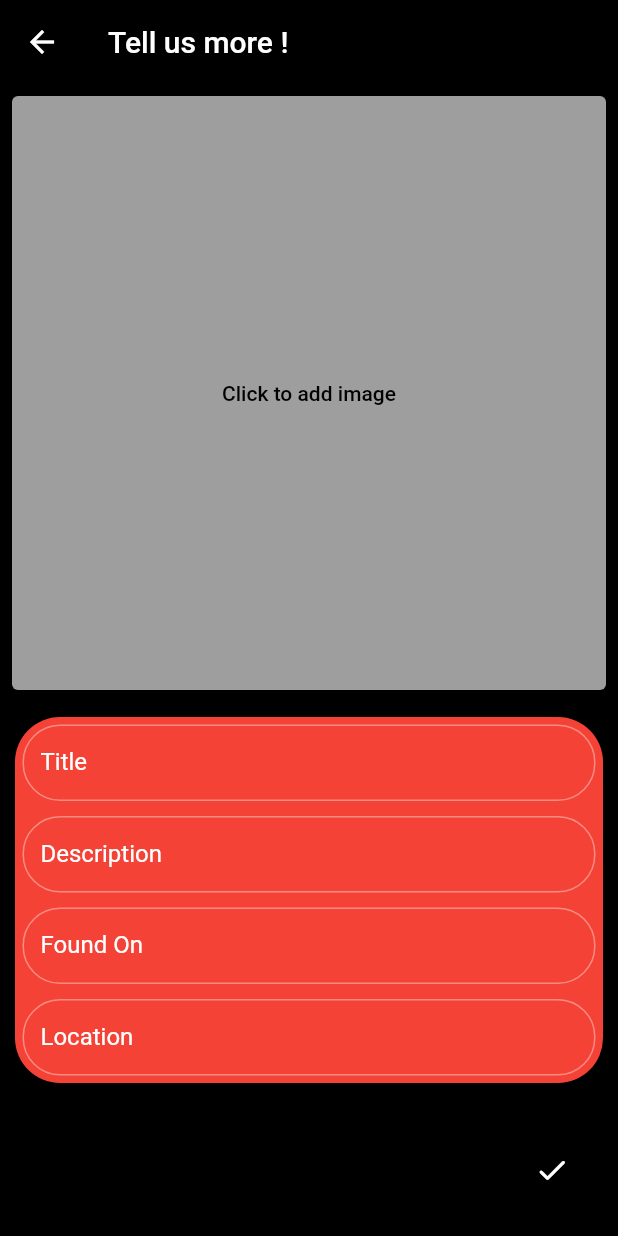
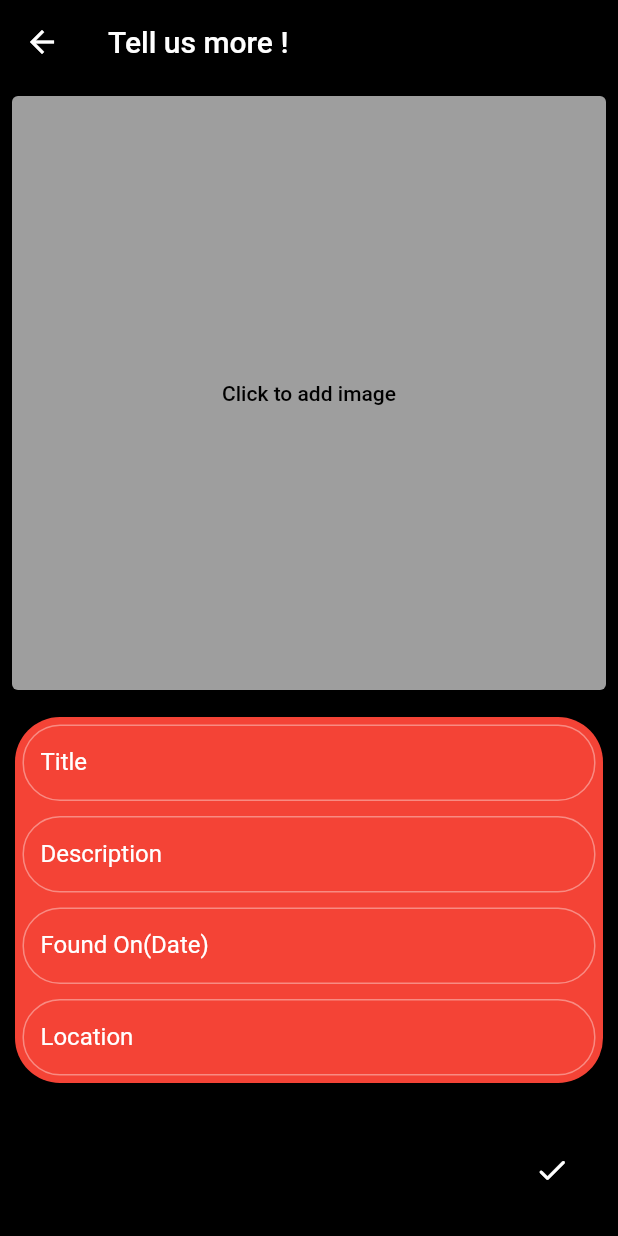
Before and after one commit to Tusharcoder18/lost_found_app, a Flutter app: the UploadForm screen opened directly, on a phone screen of 412 x 824 dp. Run offline on Flutter 3.47's test engine with Material 2 defaults, Android fonts, the phone set to English and light mode, and no system bars; drawn by our look-alikes of flutter_form_builder; our stand-ins replace carousel_slider, cloud_firestore, firebase_auth, firebase_core, firebase_storage, font_awesome_flutter and 2 more; accounts and stored records are empty; Roboto replaces fonts that are missing (OpenSans).

```diff
--- a/lib/screens/upload_form.dart
+++ b/lib/screens/upload_form.dart
@@ -6,6 +6,7 @@ import 'package:flutter_form_builder/flutter_form_builder.dart';
 import 'package:image_picker/image_picker.dart';
 import 'package:lost_found_app/screens/post.dart';
 import 'package:lost_found_app/services/upload_service.dart';
+import 'package:lost_found_app/widgets/form_decorator.dart';
 import 'package:provider/provider.dart';
 
 class UploadForm extends StatefulWidget {
@@ -15,6 +16,7 @@ class UploadForm extends StatefulWidget {
 
 class _UploadFormState extends State<UploadForm> {
   List<PickedFile> images = [];
+  DateTime _dateTime;
   int imageCount = 0, index = 0;
   final _formKey = GlobalKey<FormBuilderState>();
   final ImagePicker _picker = ImagePicker();
@@ -22,6 +24,19 @@ class _UploadFormState extends State<UploadForm> {
 
   @override
   Widget build(BuildContext context) {
+    final List<String> _labels = [
+      "Title",
+      "Description",
+      "Found On(Date)",
+      "Location",
+    ];
+    final List<Function> _onChanged = [
+      (String value) => context.read<UploadService>().setName(value),
+      (String value) => context.read<UploadService>().setDescription(value),
+      (DateTime value) => context.read<UploadService>().setDate(value),
+      (String value) => context.read<UploadService>().setEmail(value),
+    ];
+
     return Scaffold(
       backgroundColor: Colors.black,
       floatingActionButton: FloatingActionButton(
@@ -155,100 +170,31 @@ class _UploadFormState extends State<UploadForm> {
                     child: Wrap(
                       spacing: 10,
                       runSpacing: 10,
-                      children: [
-                        FormBuilderTextField(
+                      children: List.generate(_labels.length, (index) {
+                        if (index == 2) {
+                          return FormBuilderDateTimePicker(
+                            name: 'date',
+                            inputType: InputType.date,
+                            initialDate: DateTime.now(),
+                            decoration: formDecorator('Found On(Date)'),
+                            enabled: true,
+                            onChanged: (date) {
+                              print(date.toString().split(" ")[0]);
+                              _onChanged[index](date);
+                            },
+                            validator: FormBuilderValidators.required(context),
+                          );
+                        }
+                        return FormBuilderTextField(
                           name: 'ItemTitle',
-                          decoration: InputDecoration(
-                            hintStyle: TextStyle(color: Colors.white),
-                            border: new OutlineInputBorder(
-                              borderRadius:
-                                  BorderRadius.all(Radius.circular(25)),
-                              borderSide: new BorderSide(color: Colors.white),
-                            ),
-                            focusedBorder: OutlineInputBorder(
-                                borderRadius:
-                                    BorderRadius.all(Radius.circular(25)),
-                                borderSide: BorderSide(color: Colors.white)),
-                            // hintText: 'Enter Title',
-                            labelText: 'Title',
-                            isDense: true,
-                          ),
+                          decoration: formDecorator(_labels[index]),
                           onChanged: (value) {
-                            context.read<UploadService>().setName(value);
+                            _onChanged[index](value);
                           },
                           validator: FormBuilderValidators.required(context),
                           keyboardType: TextInputType.name,
-                        ),
-                        FormBuilderTextField(
-                          name: 'ItemTitle',
-                          decoration: InputDecoration(
-                            hintStyle: TextStyle(color: Colors.white),
-                            border: new OutlineInputBorder(
-                              borderRadius:
-                                  BorderRadius.all(Radius.circular(25)),
-                              borderSide: new BorderSide(color: Colors.white),
-                            ),
-                            focusedBorder: OutlineInputBorder(
-                                borderRadius:
-                                    BorderRadius.all(Radius.circular(25)),
-                                borderSide: BorderSide(color: Colors.white)),
-                            // hintText: 'Enter Title',
-                            labelText: 'Description',
-                            isDense: true,
-                          ),
-                          onChanged: (value) {
-                            context.read<UploadService>().setDescription(value);
-                          },
-                          validator: FormBuilderValidators.required(context),
-                          keyboardType: TextInputType.multiline,
-                        ),
-                        FormBuilderTextField(
-                          name: 'ItemTitle',
-                          decoration: InputDecoration(
-                            hintStyle: TextStyle(color: Colors.white),
-                            border: new OutlineInputBorder(
-                              borderRadius:
-                                  BorderRadius.all(Radius.circular(25)),
-                              borderSide: new BorderSide(color: Colors.white),
-                            ),
-                            focusedBorder: OutlineInputBorder(
-                                borderRadius:
-                                    BorderRadius.all(Radius.circular(25)),
-                                borderSide: BorderSide(color: Colors.white)),
-                            // hintText: 'Enter Title',
-                            labelText: 'Found On',
-                            isDense: true,
-                          ),
-                          onChanged: (value) {
-                            context.read<UploadService>().setPhone(value);
-                          },
-                          validator: FormBuilderValidators.required(context),
-                          keyboardType: TextInputType.datetime,
-                        ),
-                        FormBuilderTextField(
-                          name: 'ItemTitle',
-                          decoration: InputDecoration(
-                            hintStyle: TextStyle(color: Colors.white),
-                            border: new OutlineInputBorder(
-                              borderRadius:
-                                  BorderRadius.all(Radius.circular(25)),
-                              borderSide: new BorderSide(color: Colors.white),
-                            ),
-                            focusedBorder: OutlineInputBorder(
-                                borderRadius:
-                                    BorderRadius.all(Radius.circular(25)),
-                                borderSide: BorderSide(color: Colors.white)),
-                            // hintText: 'Enter Title',
-                            labelText: 'Location',
-                            isDense: true,
-                          ),
-                          onChanged: (value) {
-                            context.read<UploadService>().setEmail(value);
-                          },
-                          validator: FormBuilderValidators.required(context),
-                          keyboardType: TextInputType.streetAddress,
-                        )
-                      ],
+                        );
+                      }),
                     ),
                   ),
                 ),
--- a/lib/services/upload_service.dart
+++ b/lib/services/upload_service.dart
@@ -15,6 +15,7 @@ class UploadService {
   String _phone;
   String _description;
   String _category;
+  DateTime _date;
   List<String> _imageUrls = [];
   List<File> _images = [];
 
@@ -63,6 +64,10 @@ class UploadService {
     _description = description;
   }
 
+  void setDate(DateTime date) {
+    _date = date;
+  }
+
   void setImages(File image) {
     _images.add(image);
   }
@@ -100,6 +105,7 @@ class UploadService {
         'description': _description ?? '',
         'category': _category ?? ['Others'],
         'images': _imageUrls ?? [''],
+        'date': _date.toString().split(" ")[0],
       }).then((value) => print("Data pushed to firebase"));
     } catch (e) {
       print(e);
--- /dev/null
+++ b/lib/widgets/form_decorator.dart
@@ -0,0 +1,17 @@
+import 'package:flutter/material.dart';
+
+InputDecoration formDecorator(String label) {
+  return InputDecoration(
+    hintStyle: TextStyle(color: Colors.white),
+    border: new OutlineInputBorder(
+      borderRadius: BorderRadius.all(Radius.circular(25)),
+      borderSide: new BorderSide(color: Colors.white),
+    ),
+    focusedBorder: OutlineInputBorder(
+        borderRadius: BorderRadius.all(Radius.circular(25)),
+        borderSide: BorderSide(color: Colors.white)),
+    // hintText: 'Enter Title',
+    labelText: label,
+    isDense: true,
+  );
+}
--- a/pubspec.yaml
+++ b/pubspec.yaml
@@ -32,12 +32,13 @@ dependencies:
   firebase_auth: ^1.1.3
   google_sign_in: ^5.0.2
   font_awesome_flutter: ^9.0.0
-  flutter_facebook_login: ^3.0.0
+  # flutter_facebook_login: ^3.0.0
   cloud_firestore: ^2.1.0
   firebase_storage: ^8.0.6
   image_picker: ^0.7.5+3
   carousel_slider: ^3.0.0
   flutter_form_builder: ^6.0.1
+  google_maps_flutter: ^2.0.6
 
 dev_dependencies:
   flutter_test:
```
Also changed, not shown: lib/screens/sign_in.dart (+12 -12 lines), lib/services/authentication_service.dart (+29 -32 lines), pubspec.lock, 2 other files.
